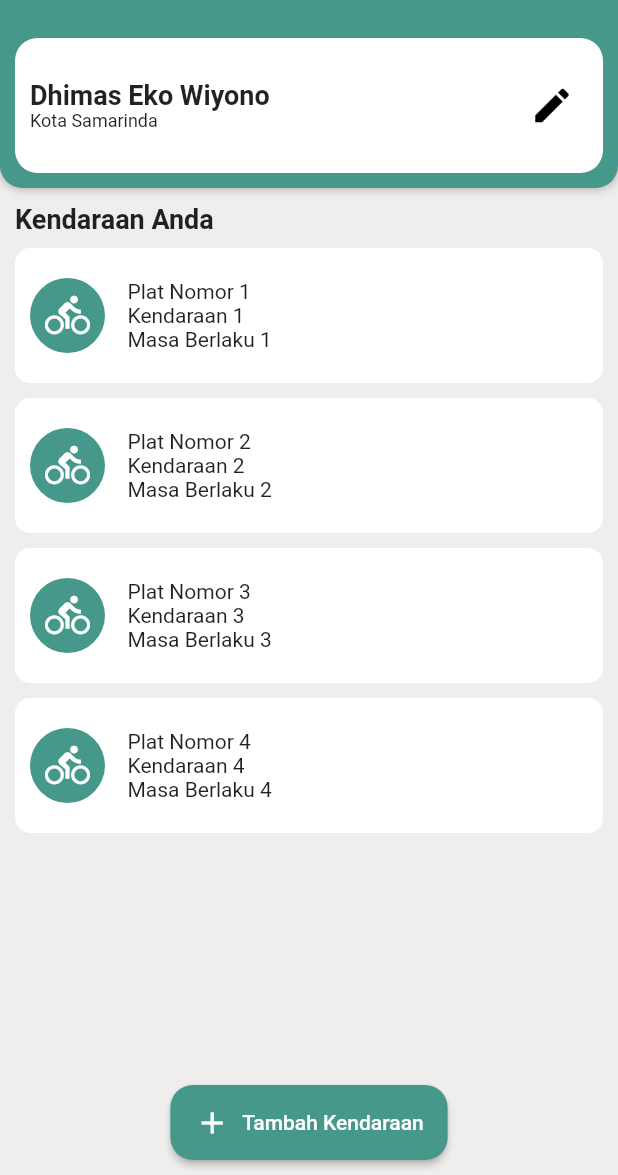
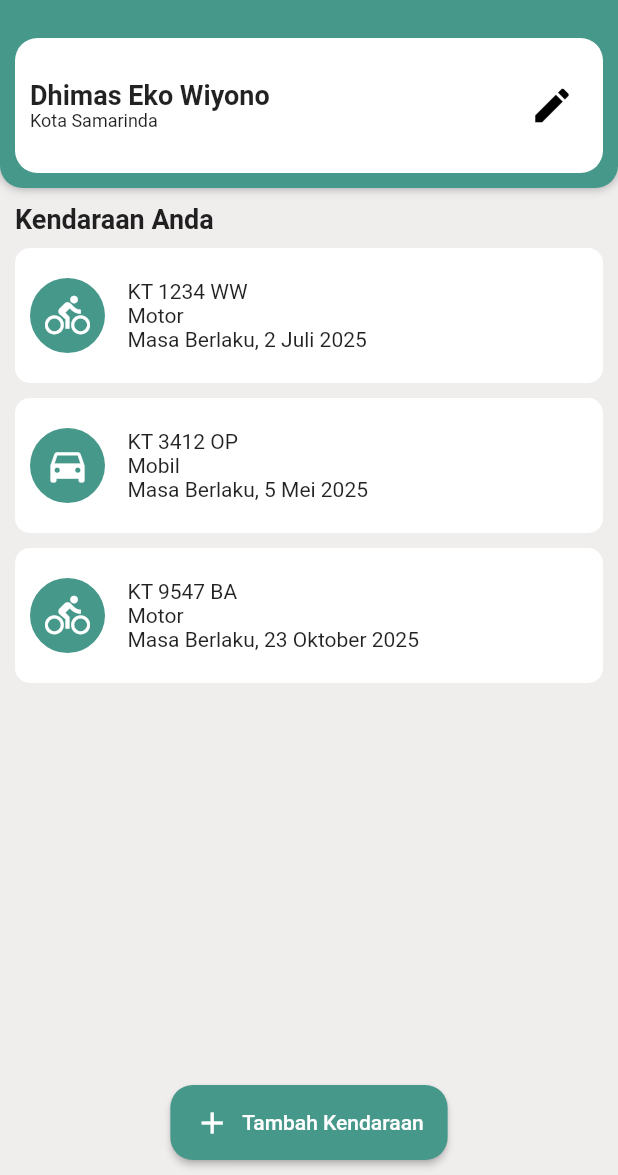
Before and after one commit to IkhwanWahyudi/MobiTax, a Flutter app: the MyHomePage screen opened directly, on a phone screen of 412 x 824 dp, the part 61-1236 px from its top. Run offline on Flutter 3.47's test engine with Material 2 defaults, Android fonts, the phone set to English and light mode, and no system bars.

Commit message:
Icon berbeda per jenis, detail sesuai yang dipilih

```diff
--- a/lib/home_page.dart
+++ b/lib/home_page.dart
@@ -5,17 +5,21 @@ import 'detail.dart';
 
 class Kendaraan {
 // class Kendaraan
-  String kendaraan, plat, masa_berlaku;
+  String kendaraan, plat, masaBerlaku, brand, paint, type, bbm;
+  int cc, year;
 
-  Kendaraan(this.kendaraan, this.plat, this.masa_berlaku);
+  Kendaraan(this.kendaraan, this.plat, this.masaBerlaku, this.brand, this.paint,
+      this.year, this.type, this.bbm, this.cc);
 }
 
 List<Kendaraan> kendaraans = [
 // list untuk menampung semua inputan/produk
-  Kendaraan("1", "1", "1"),
-  Kendaraan("2", "2", "2"),
-  Kendaraan("3", "3", "3"),
-  Kendaraan("4", "4", "4"),
+  Kendaraan("Motor", "KT 1234 WW", "2 Juli 2025", "Honda PCX", "Hitam", 2018,
+      "Matic", "Bensin", 150),
+  Kendaraan("Mobil", "KT 3412 OP", "5 Mei 2025", "Honda CR-V", "Putih", 2020,
+      "Matic", "Bensin", 1498),
+  Kendaraan("Motor", "KT 9547 BA", "23 Oktober 2025", "MX King", "Biru", 2020,
+      "Manual", "Bensin", 150),
 ];
 
 class MyHomePage extends StatelessWidget {
@@ -72,7 +76,8 @@ class MyHomePage extends StatelessWidget {
                   BoxShadow(
                     color: Colors.grey, // warna bayangan
                     blurRadius: 5, // radius blur bayangan
-                    offset: Offset(0, 0), // pergeseran bayangan (horizontal, vertical)
+                    offset: Offset(
+                        0, 0), // pergeseran bayangan (horizontal, vertical)
                   ),
                 ],
               ),
@@ -88,30 +93,24 @@ class MyHomePage extends StatelessWidget {
                 child: Row(
                   mainAxisAlignment: MainAxisAlignment.spaceBetween,
                   children: [
-                    Container(
-                      child: Column(
+                    Column(
                       crossAxisAlignment: CrossAxisAlignment.start,
                       mainAxisAlignment: MainAxisAlignment.center,
-                        children: [
-                          Container(
-                            child: Text(
+                      children: const [
+                        Text(
                           "Dhimas Eko Wiyono",
                           style: TextStyle(
                             fontSize: 18,
                             fontWeight: FontWeight.bold,
                           ),
                         ),
-                          ),
-                          Container(
-                            child: Text(
+                        Text(
                           "Kota Samarinda",
                           style: TextStyle(
                             fontSize: 12,
                           ),
-                            ),
                         )
                       ],
-                      ),
                     ),
                     IconButton(
                       //padding: EdgeInsets.all(10),
@@ -149,15 +148,21 @@ class MyHomePage extends StatelessWidget {
               //physics: const NeverScrollableScrollPhysics(),
               itemCount: kendaraans.length,
               itemBuilder: (context, index) {
-                // Menambahkan fungsi GestureDetector untuk navigasi
+                IconData kendaraan;
+                if (kendaraans[index].kendaraan == "Motor") {
+                  kendaraan = Icons.directions_bike;
+                } else {
+                  kendaraan = Icons.directions_car;
+                }
+
                 return Dismissible(
                   key: UniqueKey(),
                   direction: DismissDirection.endToStart,
                   background: Container(
                     color: Colors.red,
-                    child: Icon(Icons.delete, color: Colors.white),
                     alignment: Alignment.centerRight,
                     padding: EdgeInsets.only(right: 20),
+                    child: Icon(Icons.delete, color: Colors.white),
                   ),
                   onDismissed: (direction) {
                     // Menghapus item dari daftar ketika di-swipe
@@ -173,7 +178,7 @@ class MyHomePage extends StatelessWidget {
                         context,
                         MaterialPageRoute(
                           builder: (context) =>
-                              DetailPage(), // Navigasi ke DetailPage
+                              DetailPage(selectedKendaraan: kendaraans[index]), // Navigasi ke DetailPage
                         ),
                       );
                     },
@@ -198,25 +203,21 @@ class MyHomePage extends StatelessWidget {
                                   color: Color.fromRGBO(70, 152, 138, 1),
                                 ),
                                 child: Icon(
-                                  Icons.directions_bike,
+                                  kendaraan,
                                   color: Colors.white,
                                   size: 30,
                                 ),
                               ),
                               const SizedBox(width: 15),
-                              Container(
-                                child: Column(
+                              Column(
                                 crossAxisAlignment: CrossAxisAlignment.start,
                                 mainAxisAlignment: MainAxisAlignment.center,
                                 children: [
+                                  Text(kendaraans[index].plat),
+                                  Text(kendaraans[index].kendaraan),
                                   Text(
-                                        "Plat Nomor ${kendaraans[index].plat}"),
-                                    Text(
-                                        "Kendaraan ${kendaraans[index].kendaraan}"),
-                                    Text(
-                                        "Masa Berlaku ${kendaraans[index].masa_berlaku}")
+                                      "Masa Berlaku, ${kendaraans[index].masaBerlaku}")
                                 ],
-                                ),
                               )
                             ],
                           ),
```
Also changed, not shown: lib/detail.dart (+10 -13 lines). Lines whose indentation alone changed are shown as unchanged.
